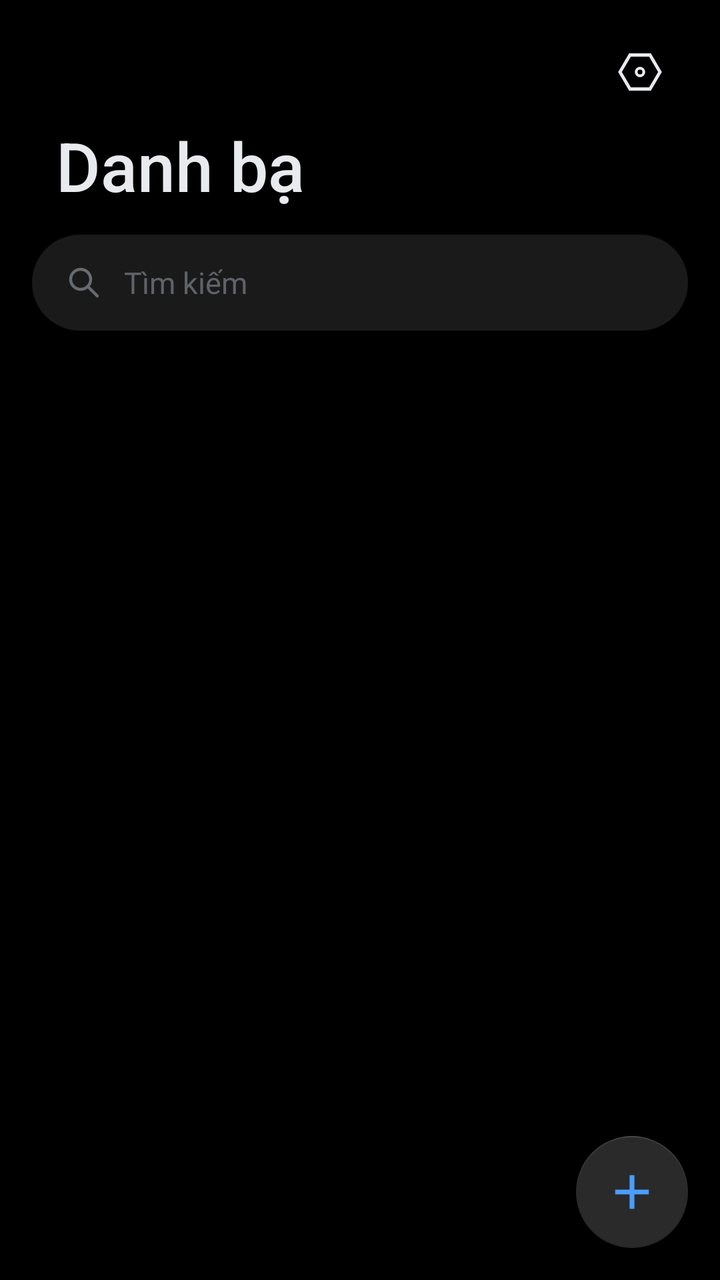
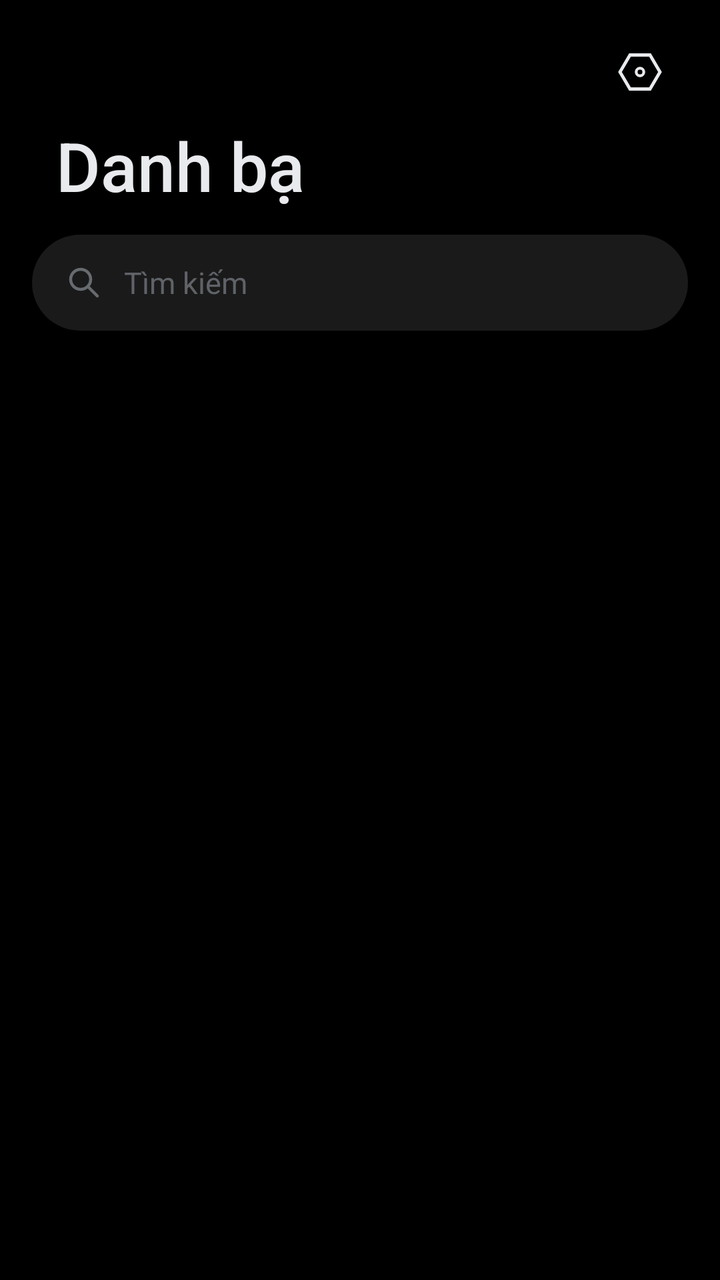

Compare the two renders of this Android layout. The source of the first and the diff that turns it into the second are given below.
<!-- AndroidManifest.xml: application theme Theme.SimpleCall -->
<!-- res/layout/fragment_contacts.xml -->
<?xml version="1.0" encoding="utf-8"?>
<LinearLayout xmlns:android="http://schemas.android.com/apk/res/android"
    xmlns:app="http://schemas.android.com/apk/res-auto"
    android:layout_width="match_parent"
    android:layout_height="match_parent"
    android:orientation="vertical"
    android:background="@color/bg">

    
    <FrameLayout
        android:layout_width="match_parent" android:layout_height="wrap_content"
        android:paddingTop="16dp" android:paddingEnd="20dp">
        <ImageButton
            android:id="@+id/btnContactsSettings"
            android:layout_width="40dp" android:layout_height="40dp"
            android:layout_gravity="end"
            android:background="@android:color/transparent"
            android:src="@drawable/ic_hexagon_settings"
            android:contentDescription="@string/settings" />
    </FrameLayout>

    
    <LinearLayout
        android:layout_width="match_parent" android:layout_height="wrap_content"
        android:orientation="vertical"
        android:paddingStart="28dp" android:paddingEnd="20dp"
        android:paddingTop="4dp">
        <TextView
            android:layout_width="wrap_content" android:layout_height="wrap_content"
            android:text="@string/contacts_title"
            android:textSize="34sp"
            android:textColor="@color/text_primary"
            android:fontFamily="sans-serif-medium" />
        <TextView
            android:id="@+id/tvContactsCount"
            android:layout_width="wrap_content" android:layout_height="wrap_content"
            android:layout_marginTop="2dp"
            android:textSize="14sp"
            android:textColor="@color/text_secondary"
            android:fontFamily="sans-serif"
            android:visibility="gone" />
    </LinearLayout>

    
    <LinearLayout
        android:layout_width="match_parent"
        android:layout_height="48dp"
        android:layout_marginStart="16dp"
        android:layout_marginEnd="16dp"
        android:layout_marginTop="12dp"
        android:layout_marginBottom="8dp"
        android:background="@drawable/bg_search"
        android:gravity="center_vertical"
        android:orientation="horizontal"
        android:paddingStart="16dp"
        android:paddingEnd="16dp">

        <ImageView
            android:layout_width="20dp"
            android:layout_height="20dp"
            android:src="@drawable/ic_search"
            android:layout_marginEnd="10dp"
            android:alpha="0.6" />

        <EditText
            android:id="@+id/etSearch"
            android:layout_width="0dp"
            android:layout_height="match_parent"
            android:layout_weight="1"
            android:background="@null"
            android:hint="Tìm kiếm"
            android:textColorHint="@color/text_hint"
            android:textSize="15sp"
            android:textColor="@color/text_primary"
            android:fontFamily="sans-serif"
            android:imeOptions="actionSearch"
            android:inputType="text" />
    </LinearLayout>

    <FrameLayout
        android:layout_width="match_parent"
        android:layout_height="0dp"
        android:layout_weight="1">

        <androidx.recyclerview.widget.RecyclerView
            android:id="@+id/recyclerView"
            android:layout_width="match_parent"
            android:layout_height="match_parent"
            android:paddingEnd="22dp"
            android:clipToPadding="false" />

        
        <LinearLayout
            android:id="@+id/llAlphabetIndex"
            android:layout_width="22dp"
            android:layout_height="wrap_content"
            android:layout_gravity="center_vertical|end"
            android:orientation="vertical"
            android:gravity="center_horizontal" />

        <com.google.android.material.floatingactionbutton.FloatingActionButton
            android:id="@+id/fabAddContact"
            android:layout_width="wrap_content"
            android:layout_height="wrap_content"
            android:layout_gravity="bottom|end"
            android:layout_marginEnd="16dp"
            android:layout_marginBottom="16dp"
            android:src="@drawable/ic_add"
            app:tint="@color/fab_icon"
            app:backgroundTint="@color/fab_bg"
            app:fabSize="normal"
            android:contentDescription="@string/add_contact" />
    </FrameLayout>
</LinearLayout>
<!-- resources referenced by this layout -->
<resources>
  <color name="bg">#000000</color>
  <color name="fab_bg">#2A2A2A</color>
  <color name="fab_icon">#4A9EFF</color>
  <color name="text_hint">#5F6368</color>
  <color name="text_primary">#E8EAED</color>
  <color name="text_secondary">#9AA0A6</color>
  <!-- drawable bg_search (drawable) -->
  <?xml version="1.0" encoding="utf-8"?>
  <shape xmlns:android="http://schemas.android.com/apk/res/android"
      android:shape="rectangle">
      <solid android:color="@color/bg_surface" />
      <corners android:radius="24dp" />
  </shape>
  <!-- drawable ic_add (drawable) -->
  <?xml version="1.0" encoding="utf-8"?>
  <vector xmlns:android="http://schemas.android.com/apk/res/android"
      android:width="24dp" android:height="24dp"
      android:viewportWidth="24" android:viewportHeight="24">
      
      <path android:fillColor="#FFFFFFFF"
          android:pathData="M20.4,13.2 L13.2,13.2 L13.2,20.4 L10.8,20.4 L10.8,13.2 L3.6,13.2
                             L3.6,10.8 L10.8,10.8 L10.8,3.6 L13.2,3.6 L13.2,10.8 L20.4,10.8 Z"/>
  </vector>
  <!-- drawable ic_hexagon_settings (drawable) -->
  <?xml version="1.0" encoding="utf-8"?>
  <vector xmlns:android="http://schemas.android.com/apk/res/android"
      android:width="24dp" android:height="24dp"
      android:viewportWidth="24" android:viewportHeight="24">
      <path android:fillColor="#00000000"
          android:strokeColor="@color/text_primary"
          android:strokeWidth="1.6"
          android:pathData="M7,3.5 L17,3.5 L22,12 L17,20.5 L7,20.5 L2,12 Z" />
      
      <path android:fillColor="#00000000"
          android:strokeColor="@color/text_primary"
          android:strokeWidth="1.4"
          android:pathData="M12,12 m-1.9,0 a1.9,1.9 0,1 1,3.8 0 a1.9,1.9 0,1 1,-3.8 0" />
  </vector>
  <!-- drawable ic_search (drawable) -->
  <?xml version="1.0" encoding="utf-8"?>
  <vector xmlns:android="http://schemas.android.com/apk/res/android"
      android:width="24dp" android:height="24dp"
      android:viewportWidth="24" android:viewportHeight="24">
      
      <path
          android:pathData="M10,4 A6,6 0 1,0 10,16 A6,6 0 1,0 10,4 Z"
          android:strokeColor="@color/text_secondary"
          android:strokeWidth="1.8"
          android:fillColor="#00000000" />
      
      <path
          android:pathData="M14.5,14.5 L20,20"
          android:strokeColor="@color/text_secondary"
          android:strokeWidth="1.8"
          android:strokeLineCap="round"
          android:fillColor="#00000000" />
  </vector>
  <string name="add_contact">Thêm liên hệ mới</string>
  <string name="contacts_title">Danh bạ</string>
  <string name="settings">Cài đặt</string>
  <style name="Theme.SimpleCall" parent="Theme.MaterialComponents.DayNight.NoActionBar">
          <item name="colorPrimary">@color/primary</item>
          <item name="colorPrimaryDark">@color/primary_dark</item>
          <item name="colorAccent">@color/primary</item>
          <item name="android:windowBackground">@color/bg</item>
          <item name="android:statusBarColor">@color/bg</item>
          <item name="android:windowLightStatusBar" tools:targetApi="23">true</item>
          <item name="android:windowSoftInputMode">stateAlwaysVisible</item>
      </style>
  <color name="bg_surface">#1A1A1A</color>
  <color name="primary">#1E8E3E</color>
  <color name="primary_dark">#137333</color>
</resources>

<!-- the commit's change to res/layout/fragment_contacts.xml (unified diff, before → after) -->
@@ -98,17 +98,6 @@
             android:orientation="vertical"
             android:gravity="center_horizontal" />
 
-        <com.google.android.material.floatingactionbutton.FloatingActionButton
-            android:id="@+id/fabAddContact"
-            android:layout_width="wrap_content"
-            android:layout_height="wrap_content"
-            android:layout_gravity="bottom|end"
-            android:layout_marginEnd="16dp"
-            android:layout_marginBottom="16dp"
-            android:src="@drawable/ic_add"
-            app:tint="@color/fab_icon"
-            app:backgroundTint="@color/fab_bg"
-            app:fabSize="normal"
-            android:contentDescription="@string/add_contact" />
+
     </FrameLayout>
 </LinearLayout>
<!-- resource entries referenced after the edit -->
@@ -1,8 +1,6 @@
 <!-- resources referenced by this layout -->
 <resources>
   <color name="bg">#000000</color>
-  <color name="fab_bg">#2A2A2A</color>
-  <color name="fab_icon">#4A9EFF</color>
   <color name="text_hint">#5F6368</color>
   <color name="text_primary">#E8EAED</color>
   <color name="text_secondary">#9AA0A6</color>
@@ -13,16 +11,6 @@
       <solid android:color="@color/bg_surface" />
       <corners android:radius="24dp" />
   </shape>
-  <!-- drawable ic_add (drawable) -->
-  <?xml version="1.0" encoding="utf-8"?>
-  <vector xmlns:android="http://schemas.android.com/apk/res/android"
-      android:width="24dp" android:height="24dp"
-      android:viewportWidth="24" android:viewportHeight="24">
-      
-      <path android:fillColor="#FFFFFFFF"
-          android:pathData="M20.4,13.2 L13.2,13.2 L13.2,20.4 L10.8,20.4 L10.8,13.2 L3.6,13.2
-                             L3.6,10.8 L10.8,10.8 L10.8,3.6 L13.2,3.6 L13.2,10.8 L20.4,10.8 Z"/>
-  </vector>
   <!-- drawable ic_hexagon_settings (drawable) -->
   <?xml version="1.0" encoding="utf-8"?>
   <vector xmlns:android="http://schemas.android.com/apk/res/android"
@@ -57,7 +45,6 @@
           android:strokeLineCap="round"
           android:fillColor="#00000000" />
   </vector>
-  <string name="add_contact">Thêm liên hệ mới</string>
   <string name="contacts_title">Danh bạ</string>
   <string name="settings">Cài đặt</string>
   <style name="Theme.SimpleCall" parent="Theme.MaterialComponents.DayNight.NoActionBar">
